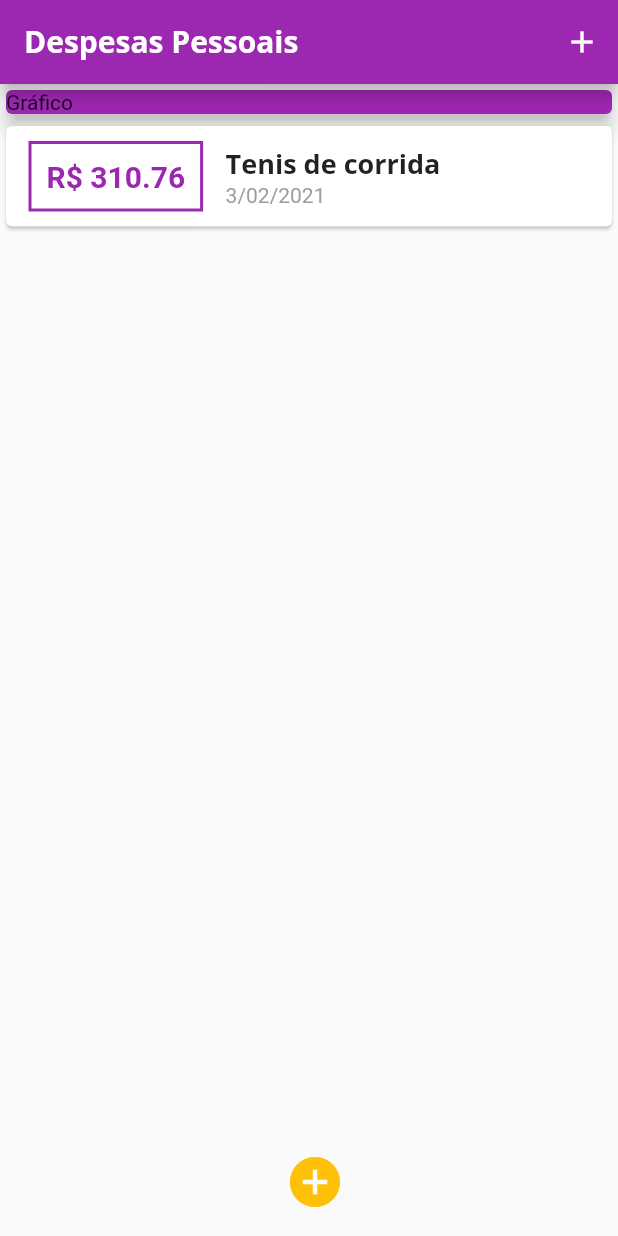
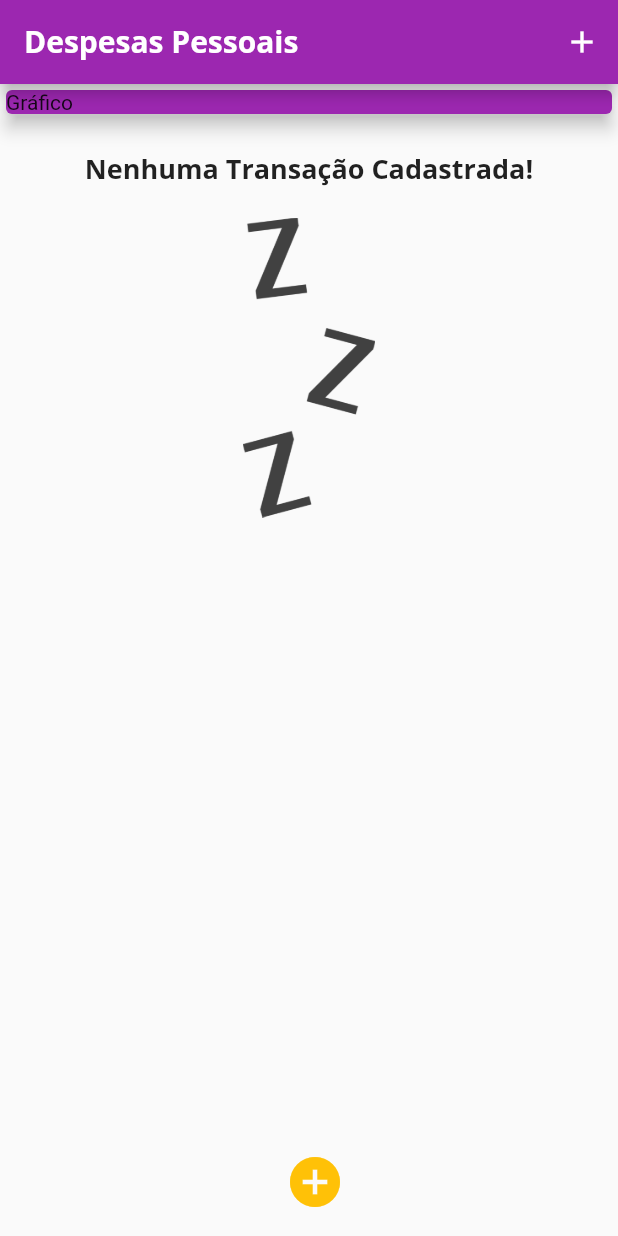
Before and after one commit to davidborelli/expenses, a Flutter app: the screen it shows after launch, on a phone screen of 412 x 824 dp. Run offline on Flutter 3.47's test engine with Material 2 defaults, Android fonts, the phone set to English and light mode, and no system bars.

Commit message:
feat: add background image when there are no transactions

```diff
--- a/lib/components/transaction_list.dart
+++ b/lib/components/transaction_list.dart
@@ -11,8 +11,26 @@ class TransactionList extends StatelessWidget {
   @override
   Widget build(BuildContext context) {
     return Container(
-      child: ListView.builder(
-        shrinkWrap: true,
+      height: 300,
+      child: transactions.isEmpty
+          ? Column(
+              children: [
+                SizedBox(height: 20),
+                Text(
+                  'Nenhuma Transação Cadastrada!',
+                  style: Theme.of(context).textTheme.headline6,
+                ),
+                SizedBox(height: 20),
+                Container(
+                  height: 200,
+                  child: Image.asset(
+                    'assets/images/waiting.png',
+                    fit: BoxFit.cover,
+                  ),
+                )
+              ],
+            )
+          : ListView.builder(
               itemCount: transactions.length,
               itemBuilder: (ctx, index) {
                 final transaction = transactions[index];
@@ -20,7 +38,8 @@ class TransactionList extends StatelessWidget {
                   child: Row(
                     children: [
                       Container(
-                  margin: EdgeInsets.symmetric(horizontal: 15, vertical: 10),
+                        margin:
+                            EdgeInsets.symmetric(horizontal: 15, vertical: 10),
                         decoration: BoxDecoration(
                           border: Border.all(
                             color: Colors.purple,
--- a/lib/main.dart
+++ b/lib/main.dart
@@ -38,14 +38,7 @@ class MyHomePage extends StatefulWidget {
 }
 
 class _MyHomePageState extends State<MyHomePage> {
-  final _transactions = [
-    Transaction(
-      id: 't1',
-      title: 'Tenis de corrida',
-      value: 310.76,
-      date: DateTime.now(),
-    ),
-  ];
+  final List<Transaction> _transactions = [];
 
   _addTransaction(String title, double value, BuildContext context) {
     final newTransaction = Transaction(
--- a/pubspec.yaml
+++ b/pubspec.yaml
@@ -46,9 +46,8 @@ flutter:
   uses-material-design: true
 
   # To add assets to your application, add an assets section, like this:
-  # assets:
-  #   - images/a_dot_burr.jpeg
-  #   - images/a_dot_ham.jpeg
+  assets:
+    - assets/images/waiting.png
 
   # An image asset can refer to one or more resolution-specific "variants", see
   # https://flutter.dev/assets-and-images/#resolution-aware.
```
Also changed, not shown: assets/images/waiting.png (added). Lines whose indentation alone changed are shown as unchanged.
